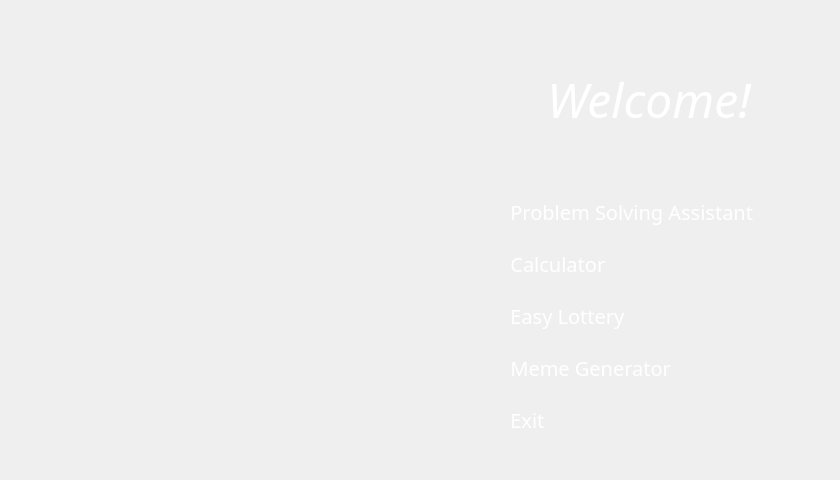
Qt form src/mainmenu.ui (GUIProgrammingAdvancer/ProblemSolvingKit) before a commit.
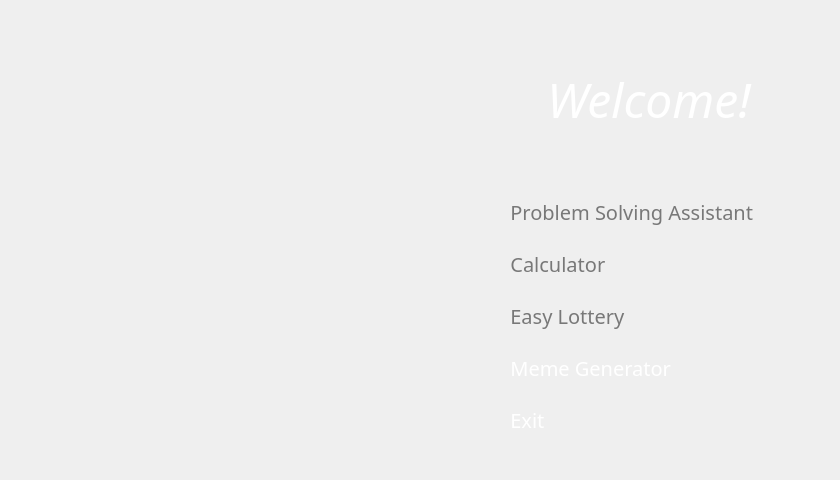
The same form after that commit. Icons and pictures are not drawn.

The edit to the form file:
```diff
--- a/src/mainmenu.ui
+++ b/src/mainmenu.ui
@@ -208,6 +208,9 @@
         </property>
         <item>
          <widget class="QPushButton" name="button_assistant">
+          <property name="enabled">
+           <bool>false</bool>
+          </property>
           <property name="sizePolicy">
            <sizepolicy hsizetype="Maximum" vsizetype="Fixed">
             <horstretch>0</horstretch>
@@ -310,6 +313,9 @@
         </item>
         <item>
          <widget class="QPushButton" name="button_calculator">
+          <property name="enabled">
+           <bool>false</bool>
+          </property>
           <property name="sizePolicy">
            <sizepolicy hsizetype="Maximum" vsizetype="Fixed">
             <horstretch>0</horstretch>
@@ -412,6 +418,9 @@
         </item>
         <item>
          <widget class="QPushButton" name="button_lottery">
+          <property name="enabled">
+           <bool>false</bool>
+          </property>
           <property name="sizePolicy">
            <sizepolicy hsizetype="Maximum" vsizetype="Fixed">
             <horstretch>0</horstretch>
```
